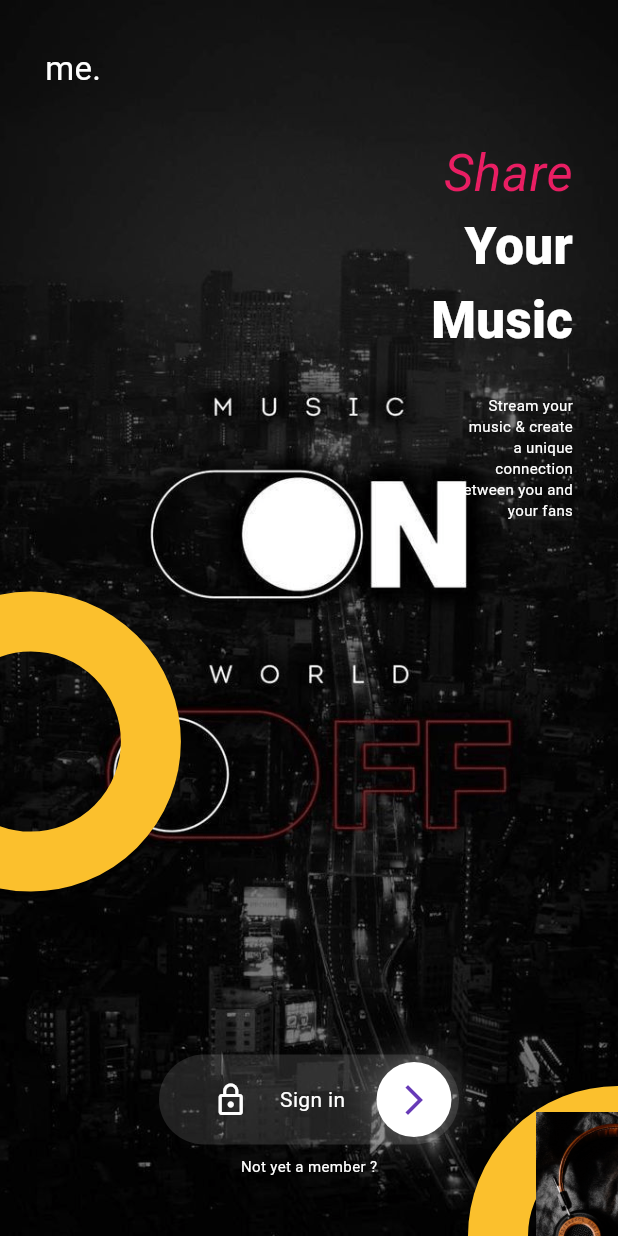
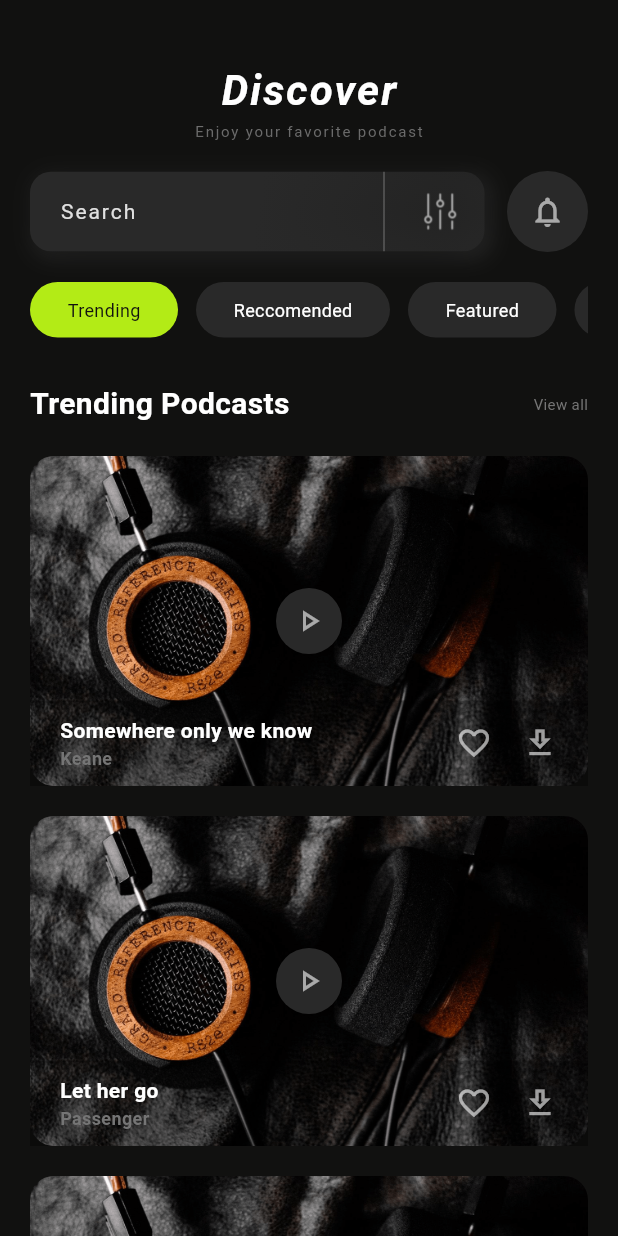
Before and after one commit to jbjason/music_app, a Flutter app: the screen it shows after launch, on a phone screen of 412 x 824 dp. Run offline on Flutter 3.47's test engine with Material 2 defaults, Android fonts, the phone set to English and light mode, and no system bars.

Commit message:
home_screen done

```diff
--- /dev/null
+++ b/lib/constants/constant.dart
@@ -0,0 +1,60 @@
+import 'package:flutter/material.dart';
+import 'package:music_app/models/podcast.dart';
+
+const backColor = Color(0xFF111110);
+const secondaryColor = Color(0xFFB3EB16);
+const iconBack1 = Color(0xFF292929);
+const iconBack2 = Color(0xFF5D6B54);
+const iconColor = Color(0x99FFFFFF);
+const textColor = Color(0xFFFFFFFF);
+const textSecondary = Color(0xFF757575);
+
+const a = Colors.white;
+
+final bodyGradient = LinearGradient(
+  begin: Alignment.topLeft,
+  end: Alignment.bottomRight,
+  colors: [iconBack1, iconBack1, iconBack1.withOpacity(0.7)],
+);
+
+const boxShadow = [
+  BoxShadow(
+    color: iconBack1,
+    spreadRadius: 2,
+    blurRadius: 10,
+    offset: Offset(3, 3),
+  ),
+  BoxShadow(
+    color: backColor,
+    spreadRadius: 2,
+    blurRadius: 30,
+    offset: Offset(-2, -2),
+  ),
+];
+
+const List<String> categories = [
+  'Trending',
+  'Reccomended',
+  'Featured',
+  'Latest',
+  'Upcoming',
+  'Popular',
+];
+
+final List<PodCast> podcasts = [
+  PodCast(
+    title: 'Somewhere only we know',
+    singer: 'Keane',
+    img: 'assets/images/cover2.png',
+  ),
+  PodCast(
+    title: 'Let her go',
+    singer: 'Passenger',
+    img: 'assets/images/cover2.png',
+  ),
+  PodCast(
+    title: 'November Rain',
+    singer: 'Gun\'s n Roses',
+    img: 'assets/images/cover2.png',
+  ),
+];
--- a/lib/main.dart
+++ b/lib/main.dart
@@ -1,5 +1,6 @@
 import 'package:flutter/material.dart';
-import 'package:music_app/screens/welcome_screen.dart';
+import 'package:music_app/constants/constant.dart';
+import 'package:music_app/screens/home_screen.dart';
 
 void main() {
   runApp(const MyApp());
@@ -16,8 +17,9 @@ class MyApp extends StatelessWidget {
       theme: ThemeData(
         colorScheme: ColorScheme.fromSeed(seedColor: Colors.deepPurple),
         useMaterial3: true,
+        scaffoldBackgroundColor: backColor,
       ),
-      home: const WelcomeScreen(),
+      home: const HomeScreen(),
     );
   }
 }
--- /dev/null
+++ b/lib/models/podcast.dart
@@ -0,0 +1,13 @@
+class PodCast {
+  final String title;
+  final String singer;
+  final String img;
+  bool isFavorite;
+
+  PodCast({
+    required this.title,
+    required this.singer,
+    required this.img,
+    this.isFavorite = false,
+  });
+}
--- a/lib/screens/home_screen.dart
+++ b/lib/screens/home_screen.dart
@@ -0,0 +1,73 @@
+import 'package:flutter/material.dart';
+import 'package:music_app/constants/constant.dart';
+import 'package:music_app/widgets/home_widgets/h_categories.dart';
+import 'package:music_app/widgets/home_widgets/h_podcast_list.dart';
+import 'package:music_app/widgets/home_widgets/h_search_bar.dart';
+
+class HomeScreen extends StatelessWidget {
+  const HomeScreen({super.key});
+
+  @override
+  Widget build(BuildContext context) {
+    final selectedCat = ValueNotifier<int>(0);
+    return Scaffold(
+      body: Stack(
+        children: [
+          SafeArea(
+            child: Padding(
+              padding: const EdgeInsets.symmetric(horizontal: 20),
+              child: Column(
+                children: [
+                  const SizedBox(height: 40),
+                  const Text(
+                    'Discover',
+                    style: TextStyle(
+                      fontWeight: FontWeight.bold,
+                      fontSize: 28,
+                      letterSpacing: 1.3,
+                      color: textColor,
+                      fontStyle: FontStyle.italic,
+                    ),
+                  ),
+                  const Text(
+                    'Enjoy your favorite podcast',
+                    style: TextStyle(
+                      fontSize: 10,
+                      color: textSecondary,
+                      letterSpacing: 1.2,
+                    ),
+                  ),
+                  const SizedBox(height: 20),
+                  const HSearchBar(),
+                  const SizedBox(height: 20),
+                  // category list
+                  HCategories(selected: selectedCat),
+                  const SizedBox(height: 30),
+                  const Row(
+                    mainAxisAlignment: MainAxisAlignment.spaceBetween,
+                    children: [
+                      Text(
+                        'Trending Podcasts',
+                        style: TextStyle(
+                            fontSize: 20,
+                            color: textColor,
+                            fontWeight: FontWeight.bold),
+                      ),
+                      Text(
+                        'View all',
+                        style: TextStyle(fontSize: 10, color: textSecondary),
+                      ),
+                    ],
+                  ),
+                  const SizedBox(height: 20),
+                  // podcast List
+                  const Expanded(child: HPodCastList())
+                ],
+              ),
+            ),
+          ),
+        ],
+      ),
+    );
+  }
+}
--- a/lib/screens/welcome_screen.dart
+++ b/lib/screens/welcome_screen.dart
@@ -1,5 +1,7 @@
 import 'package:flutter/material.dart';
+import 'package:flutter/services.dart';
 import 'package:music_app/widgets/wel_widgets/wel_login_button.dart';
+import 'dart:ui' as ui show Image;
 
 class WelcomeScreen extends StatelessWidget {
   const WelcomeScreen({super.key});
@@ -20,12 +22,34 @@ class WelcomeScreen extends StatelessWidget {
           ),
           Positioned(
             top: size.height * .4,
-            left: -size.height * .15,
+            left: size.height * .15,
             height: size.height * .4,
             width: size.height * .35,
-            child: CustomPaint(
-              painter: WelCircle1Painter(),
-              // child: WidgetMask(child: Container(color: Colors.amber)),
+            child: FutureBuilder(
+              future: getImageFileFromAssets(),
+              builder: (context, snapshot) {
+                switch (snapshot.connectionState) {
+                  case ConnectionState.waiting:
+                    return const Text('Image loading...');
+                  default:
+                    if (snapshot.hasError) {
+                      return Text('Error: ${snapshot.error}');
+                    } else {
+                      return Container(
+                        color: Colors.red,
+                        padding: const EdgeInsets.all(10),
+                        child: CustomPaint(
+                          foregroundPainter:
+                              WelCircle1Painter(img: snapshot.data!),
+                          // child: Container(
+                          //   color: Colors.teal,
+                          //   padding: const EdgeInsets.all(30),
+                          // ),
+                        ),
+                      );
+                    }
+                }
+              },
             ),
           ),
           Positioned(
@@ -33,10 +57,10 @@ class WelcomeScreen extends StatelessWidget {
             right: -size.height * .1,
             height: size.height * .2,
             width: size.height * .2,
-            child: CustomPaint(
-              painter: WelCircle1Painter(),
-              child: Image.asset('assets/images/cover2.png'),
-            ),
+            // child: CustomPaint(
+            //   painter: const WelCircle1Painter(),
+            child: Image.asset('assets/images/cover2.png'),
+            // ),
           ),
           Padding(
             padding: const EdgeInsets.all(30),
@@ -99,28 +123,9 @@ class WelcomeScreen extends StatelessWidget {
       );
 }
 
-class Clipppp extends CustomClipper<Path> {
-  @override
-  getClip(Size size) {
-    final h = size.height, w = size.width;
-    final path = Path();
-    final rect =
-        Rect.fromCenter(center: Offset(w / 2, h / 2), width: w, height: h);
-    path.addArc(rect, 0, 360);
-
-    // final rect2 = Rect.fromCenter(
-    //     center: Offset(w / 2, h / 2), width: w / 2, height: h / 2);
-
-    // path.addArc(rect2, math.radians(0), math.radians(360));
-    // path.close();
-    return path;
-  }
-
-  @override
-  bool shouldReclip(covariant CustomClipper oldClipper) => false;
-}
-
 class WelCircle1Painter extends CustomPainter {
+  final ui.Image img;
+  const WelCircle1Painter({required this.img});
   @override
   void paint(Canvas canvas, Size size) {
     final h = size.height, w = size.width;
@@ -128,10 +133,22 @@ class WelCircle1Painter extends CustomPainter {
       ..style = PaintingStyle.stroke
       ..strokeWidth = 40
       ..color = Colors.yellow[700]!;
-
+    canvas.drawImage(img, Offset(w / 2, h / 2), paint);
     canvas.drawCircle(Offset(w / 2, h / 2), 80, paint);
   }
 
   @override
   bool shouldRepaint(covariant CustomPainter oldDelegate) => false;
 }
+
+Future<ui.Image> getImageFileFromAssets() async {
+  // final byteData = await rootBundle.load('assets/images/profile1.png');
+  // final file = File('${(await getTemporaryDirectory()).path}/profile1.png');
+  // await file.create(recursive: true);
+  // await file.writeAsBytes(byteData.buffer
+  //     .asUint8List(byteData.offsetInBytes, byteData.lengthInBytes));
+  final ByteData bytes = await rootBundle.load('assets/images/profile1.png');
+  final Uint8List file = bytes.buffer.asUint8List();
+  final image = await decodeImageFromList(file);
+  return image;
+}
--- /dev/null
+++ b/lib/widgets/home_widgets/h_categories.dart
@@ -0,0 +1,37 @@
+import 'package:flutter/material.dart';
+import 'package:music_app/constants/constant.dart';
+
+class HCategories extends StatelessWidget {
+  const HCategories({super.key, required this.selected});
+  final ValueNotifier selected;
+
+  @override
+  Widget build(BuildContext context) {
+    return SingleChildScrollView(
+      scrollDirection: Axis.horizontal,
+      child: Row(
+        children: List.generate(
+          categories.length,
+          (i) => InkWell(
+            onTap: () => selected.value = i,
+            child: Container(
+              padding: const EdgeInsets.symmetric(horizontal: 25, vertical: 10),
+              margin: const EdgeInsets.only(right: 12),
+              decoration: BoxDecoration(
+                borderRadius: BorderRadius.circular(40),
+                color: selected.value == i ? secondaryColor : iconBack1,
+              ),
+              child: Text(
+                categories[i],
+                style: TextStyle(
+                  fontSize: 12,
+                  color: selected.value == i ? backColor : textColor,
+                ),
+              ),
+            ),
+          ),
+        ),
+      ),
+    );
+  }
+}
--- /dev/null
+++ b/lib/widgets/home_widgets/h_podcast_list.dart
@@ -0,0 +1,79 @@
+import 'package:flutter/material.dart';
+import 'package:music_app/constants/constant.dart';
+
+class HPodCastList extends StatelessWidget {
+  const HPodCastList({super.key});
+
+  @override
+  Widget build(BuildContext context) {
+    return ListView.builder(
+      itemCount: podcasts.length,
+      itemBuilder: (context, i) => Container(
+        height: 220,
+        margin: const EdgeInsets.only(bottom: 20),
+        decoration: BoxDecoration(
+          borderRadius: BorderRadius.circular(16),
+          image: DecorationImage(
+              image: AssetImage(podcasts[i].img), fit: BoxFit.cover),
+        ),
+        child: Stack(
+          children: [
+            Center(
+              child: Container(
+                padding: const EdgeInsets.all(10),
+                decoration: const BoxDecoration(
+                  shape: BoxShape.circle,
+                  color: iconBack1,
+                ),
+                child: const Icon(Icons.play_arrow_outlined, color: iconColor),
+              ),
+            ),
+            Positioned(
+              bottom: 0,
+              left: 0,
+              right: 0,
+              child: Container(
+                padding:
+                    const EdgeInsets.symmetric(horizontal: 20, vertical: 10),
+                color: Colors.black38,
+                child: Row(
+                  children: [
+                    Expanded(
+                      child: Column(
+                        crossAxisAlignment: CrossAxisAlignment.start,
+                        mainAxisAlignment: MainAxisAlignment.spaceAround,
+                        children: [
+                          Text(
+                            podcasts[i].title,
+                            overflow: TextOverflow.ellipsis,
+                            style: const TextStyle(
+                              fontWeight: FontWeight.bold,
+                              color: textColor,
+                            ),
+                          ),
+                          Text(
+                            podcasts[i].singer,
+                            overflow: TextOverflow.ellipsis,
+                            style: const TextStyle(
+                                fontSize: 12,
+                                fontWeight: FontWeight.bold,
+                                color: textSecondary),
+                          ),
+                        ],
+                      ),
+                    ),
+                    const SizedBox(width: 20),
+                    const Icon(Icons.favorite_border_outlined,
+                        color: iconColor),
+                    const SizedBox(width: 20),
+                    const Icon(Icons.download_outlined, color: iconColor),
+                  ],
+                ),
+              ),
+            ),
+          ],
+        ),
+      ),
+    );
+  }
+}
--- /dev/null
+++ b/lib/widgets/home_widgets/h_search_bar.dart
@@ -0,0 +1,72 @@
+import 'package:flutter/material.dart';
+import 'package:music_app/constants/constant.dart';
+
+class HSearchBar extends StatelessWidget {
+  const HSearchBar({super.key});
+
+  @override
+  Widget build(BuildContext context) {
+    final controller = TextEditingController();
+    return Row(
+      children: [
+        Expanded(
+          child: Container(
+            height: 53,
+            decoration: BoxDecoration(
+              gradient: bodyGradient,
+              borderRadius: BorderRadius.circular(14),
+              boxShadow: boxShadow,
+            ),
+            child: Row(
+              children: [
+                Expanded(
+                  child: TextField(
+                    controller: controller,
+                    autofocus: false,
+                    textInputAction: TextInputAction.search,
+                    textCapitalization: TextCapitalization.words,
+                    decoration: const InputDecoration(
+                      contentPadding: EdgeInsets.symmetric(horizontal: 20),
+                      border: InputBorder.none,
+                      hintText: 'Search',
+                      hintStyle: TextStyle(
+                        color: Color(0xFFE0E0E0),
+                        fontSize: 14,
+                        letterSpacing: 1.3,
+                        wordSpacing: 1.5,
+                      ),
+                    ),
+                  ),
+                ),
+                const VerticalDivider(color: Colors.white24),
+                Container(
+                  margin: const EdgeInsets.all(4.5),
+                  width: 50,
+                  padding: const EdgeInsets.all(6),
+                  alignment: Alignment.center,
+                  decoration: const BoxDecoration(
+                    borderRadius: BorderRadius.only(
+                      topLeft: Radius.circular(11),
+                      topRight: Radius.circular(50),
+                      bottomLeft: Radius.circular(11),
+                      bottomRight: Radius.circular(11),
+                    ),
+                  ),
+                  child: Image.asset('assets/icons/settings.png',
+                      color: iconColor),
+                ),
+              ],
+            ),
+          ),
+        ),
+        const SizedBox(width: 15),
+        Container(
+          padding: const EdgeInsets.all(15),
+          decoration:
+              const BoxDecoration(shape: BoxShape.circle, color: iconBack1),
+          child: const Icon(Icons.notifications_outlined, color: iconColor),
+        ),
+      ],
+    );
+  }
+}
```
Also changed, not shown: pubspec.yaml (+3 -5 lines), assets/icons/menu.png (added), assets/icons/settings.png (added), lib/constants/constant_get.dart (added).
